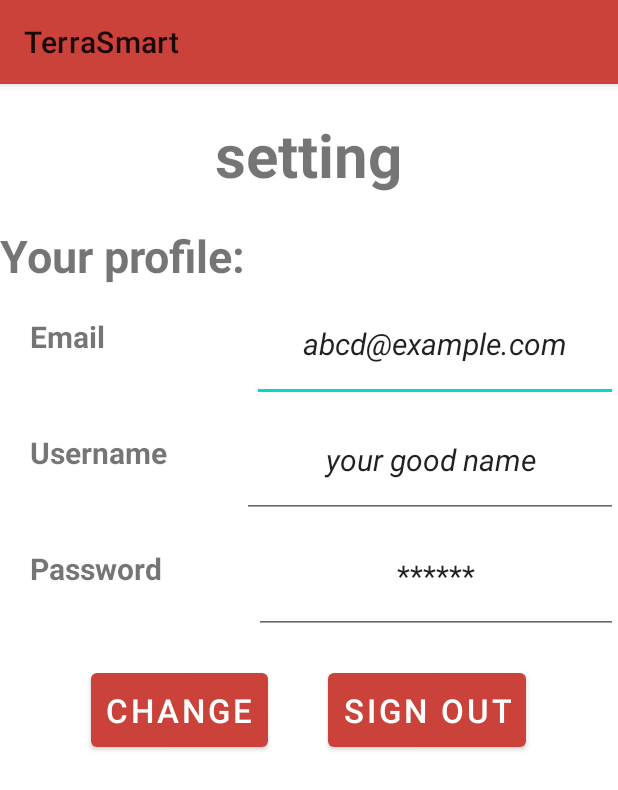
After one commit to alinusiacoban/SEP4-InteractiveMedia, an Android app: the SettingActivity screen opened directly, with no data from a screen before it, on a phone screen of 412 x 824 dp. The commit adds this screen. Shown: the top 790 px of the screen. Run offline under Robolectric (Android 15) with nearby library versions, the phone set to English and light mode, and no system bars.

Commit message:
some update

```diff
--- a/app/build.gradle
+++ b/app/build.gradle
@@ -50,6 +50,7 @@ dependencies {
     implementation 'androidx.lifecycle:lifecycle-viewmodel-ktx:2.4.0'
     implementation 'androidx.navigation:navigation-fragment:2.3.5'
     implementation 'androidx.navigation:navigation-ui:2.3.5'
+    implementation 'androidx.preference:preference:1.1.1'
     testImplementation 'junit:junit:4.+'
     androidTestImplementation 'androidx.test.ext:junit:1.1.3'
     androidTestImplementation 'androidx.test.espresso:espresso-core:3.4.0'
--- a/app/src/main/java/com/aliniacoban/fishingindenmark/terraiot/ui/co2/CO2Fragment.java
+++ b/app/src/main/java/com/aliniacoban/fishingindenmark/terraiot/ui/co2/CO2Fragment.java
@@ -19,12 +19,10 @@ import com.github.mikephil.charting.data.Entry;
 import com.github.mikephil.charting.data.LineData;
 import com.github.mikephil.charting.data.LineDataSet;
 import com.github.mikephil.charting.interfaces.datasets.ILineDataSet;
-import com.github.mikephil.charting.listener.OnChartGestureListener;
-import com.github.mikephil.charting.listener.OnChartValueSelectedListener;
 
 import java.util.ArrayList;
 
-public class CO2Fragment extends Fragment  {
+public class CO2Fragment extends Fragment {
 
     private CO2ViewModel co2ViewModel;
     private CO2FragmentBinding binding;
--- a/app/src/main/java/com/aliniacoban/fishingindenmark/terraiot/ui/co2/CO2ViewModel.java
+++ b/app/src/main/java/com/aliniacoban/fishingindenmark/terraiot/ui/co2/CO2ViewModel.java
@@ -4,12 +4,18 @@ import androidx.lifecycle.LiveData;
 import androidx.lifecycle.MutableLiveData;
 import androidx.lifecycle.ViewModel;
 
+import com.github.mikephil.charting.charts.LineChart;
+import com.github.mikephil.charting.listener.OnChartGestureListener;
+
 public class CO2ViewModel extends ViewModel {
+
     private MutableLiveData<String> mText;
+    private LineChart co2Chart;
 
     public CO2ViewModel() {
         mText = new MutableLiveData<>();
         mText.setValue("This is CO2 fragment");
+
     }
 
     public LiveData<String> getText() {
--- /dev/null
+++ b/app/src/main/java/com/aliniacoban/fishingindenmark/terraiot/ui/menu/CreateTerrarium.java
@@ -0,0 +1,19 @@
+package com.aliniacoban.fishingindenmark.terraiot.ui.menu;
+
+import android.os.Bundle;
+
+import androidx.appcompat.app.AppCompatActivity;
+import androidx.recyclerview.widget.RecyclerView;
+
+import com.aliniacoban.fishingindenmark.R;
+
+public class CreateTerrarium extends AppCompatActivity {
+    RecyclerView recyclerView;
+    @Override
+    protected void onCreate(Bundle savedInstanceState) {
+        super.onCreate(savedInstanceState);
+        setContentView(R.layout.fragment_createnewterrarium);
+
+    }
+
+}
--- a/app/src/main/java/com/aliniacoban/fishingindenmark/terraiot/ui/menu/MenuFragment.java
+++ b/app/src/main/java/com/aliniacoban/fishingindenmark/terraiot/ui/menu/MenuFragment.java
@@ -20,6 +20,8 @@ public class MenuFragment extends Fragment {
         private TextView t1,t2;
         private MenuViewModel menuViewModel;
         private @NonNull MenuFragmentBinding binding;
+        TextView profile;
+        TextView create;
 
         public View onCreateView(@NonNull LayoutInflater inflater,
                                  ViewGroup container, Bundle savedInstanceState) {
@@ -36,6 +38,9 @@ public class MenuFragment extends Fragment {
                     textView.setText(s);
                 }
             });
+
+
+
             t2=root.findViewById(R.id.viewTerrarium);
             t2.setOnClickListener(new View.OnClickListener() {
                 @Override
@@ -44,6 +49,29 @@ public class MenuFragment extends Fragment {
                     startActivity(intent);
                 }
             });
+
+
+            profile=(TextView) root.findViewById(R.id.profile);
+            profile.setOnClickListener(new View.OnClickListener() {
+                @Override
+                public void onClick(View v) {
+                    Intent intent= new Intent(getActivity(), SettingActivity.class);
+                    startActivity(intent);
+                    onDestroy();
+                }
+            });
+
+            create=(TextView) root.findViewById(R.id.creat_terrarium);
+            create.setOnClickListener(new View.OnClickListener() {
+                @Override
+                public void onClick(View v) {
+                    Intent intent= new Intent(getActivity(), CreateTerrarium.class);
+                    startActivity(intent);
+                    onDestroy();
+                }
+            });
+
+
             return root;
         }
 
--- /dev/null
+++ b/app/src/main/java/com/aliniacoban/fishingindenmark/terraiot/ui/menu/SettingActivity.java
@@ -0,0 +1,18 @@
+package com.aliniacoban.fishingindenmark.terraiot.ui.menu;
+
+import android.os.Bundle;
+
+import androidx.appcompat.app.AppCompatActivity;
+
+
+import com.aliniacoban.fishingindenmark.R;
+
+public class SettingActivity extends AppCompatActivity {
+    @Override
+    protected void onCreate(Bundle savedInstanceState) {
+        super.onCreate(savedInstanceState);
+        setContentView(R.layout.settings_activity);
+
+    }
+
+}
--- a/app/src/main/res/layout/menu_fragment.xml
+++ b/app/src/main/res/layout/menu_fragment.xml
@@ -37,6 +37,7 @@
         android:orientation="horizontal"
         >
         <TextView
+            android:id="@+id/creat_terrarium"
             android:layout_width="wrap_content"
             android:layout_height="match_parent"
             android:text="@string/create_new_terrarium"
@@ -74,6 +75,7 @@
         android:layout_height="wrap_content"
         android:orientation="horizontal">
         <TextView
+            android:id="@+id/profile"
             android:layout_width="wrap_content"
             android:layout_height="match_parent"
             android:text="@string/profile_settings"
--- /dev/null
+++ b/app/src/main/res/layout/settings_activity.xml
@@ -0,0 +1,165 @@
+<androidx.constraintlayout.widget.ConstraintLayout xmlns:android="http://schemas.android.com/apk/res/android"
+    xmlns:app="http://schemas.android.com/apk/res-auto"
+    xmlns:tools="http://schemas.android.com/tools"
+    android:layout_width="match_parent"
+    android:layout_height="match_parent"
+    android:orientation="horizontal">
+
+
+
+        <LinearLayout
+            android:layout_width="match_parent"
+            android:layout_height="match_parent"
+            android:layout_gravity="center"
+            android:orientation="vertical">
+
+            <TextView
+                android:id="@+id/setting_Title"
+                android:layout_width="wrap_content"
+                android:layout_height="wrap_content"
+                android:layout_gravity="center"
+                android:layout_margin="20dp"
+                android:text="setting"
+                android:textSize="40sp"
+                android:textStyle="bold">
+
+            </TextView>
+
+            <TextView
+                android:layout_width="match_parent"
+                android:layout_height="wrap_content"
+                android:gravity="left"
+                android:text="Your profile:"
+                android:textSize="30sp"
+                android:textStyle="bold">
+
+            </TextView>
+
+            <LinearLayout
+                android:layout_width="match_parent"
+                android:layout_height="wrap_content"
+                android:layout_gravity="center_vertical"
+                android:orientation="horizontal">
+
+                <TextView
+                    android:id="@+id/enter_email"
+                    android:layout_width="211dp"
+                    android:layout_height="match_parent"
+                    android:layout_gravity="center"
+                    android:layout_margin="20dp"
+                    android:layout_weight="1"
+                    android:text="@string/email"
+                    android:textSize="20sp"
+                    android:textStyle="bold">
+
+                </TextView>
+
+                <EditText
+                    android:id="@+id/email"
+                    android:layout_width="327dp"
+                    android:layout_height="match_parent"
+                    android:layout_weight="1"
+                    android:gravity="center"
+                    android:text="abcd@example.com"
+                    android:textSize="20sp"
+                    android:textStyle="italic" />
+
+            </LinearLayout>
+
+            <LinearLayout
+                android:layout_width="match_parent"
+                android:layout_height="wrap_content"
+                android:layout_gravity="center_vertical">
+
+                <TextView
+                    android:id="@+id/enter_username"
+                    android:layout_width="121dp"
+                    android:layout_height="match_parent"
+                    android:layout_gravity="center"
+                    android:layout_margin="20dp"
+                    android:text="@string/username"
+                    android:textSize="20sp"
+                    android:textStyle="bold">
+
+                </TextView>
+
+                <EditText
+                    android:id="@+id/username"
+                    android:layout_width="270dp"
+                    android:layout_height="match_parent"
+                    android:layout_weight="1"
+                    android:gravity="center"
+                    android:text="your good name"
+                    android:textSize="20sp"
+                    android:textStyle="italic" />
+
+            </LinearLayout>
+
+            <LinearLayout
+                android:layout_width="match_parent"
+                android:layout_height="wrap_content"
+                android:layout_gravity="center_vertical"
+                android:orientation="horizontal">
+
+                <TextView
+                    android:id="@+id/enter_password"
+                    android:layout_width="212dp"
+                    android:layout_height="match_parent"
+                    android:layout_gravity="center"
+                    android:layout_margin="20dp"
+                    android:layout_weight="1"
+                    android:text="@string/password"
+                    android:textSize="20sp"
+                    android:textStyle="bold">
+
+                </TextView>
+
+                <EditText
+                    android:id="@+id/password"
+                    android:layout_width="326dp"
+                    android:layout_height="match_parent"
+                    android:layout_weight="1"
+                    android:gravity="center"
+                    android:text="******"
+                    android:textSize="20sp" />
+
+            </LinearLayout>
+
+            <LinearLayout
+                android:layout_width="wrap_content"
+                android:layout_height="wrap_content"
+                android:layout_gravity="center"
+                android:orientation="horizontal">
+
+
+                <Button
+                    android:id="@+id/sign_outButton"
+                    android:layout_width="match_parent"
+                    android:layout_height="wrap_content"
+                    android:layout_gravity="center"
+                    android:layout_margin="20dp"
+                    android:padding="10dp"
+                    android:text="change"
+                    android:textSize="22sp">
+
+                </Button>
+
+                <Button
+                    android:id="@+id/change_Button"
+                    android:layout_width="match_parent"
+                    android:layout_height="wrap_content"
+                    android:layout_gravity="center"
+                    android:layout_margin="20dp"
+                    android:padding="10dp"
+                    android:text="sign out"
+                    android:textSize="22sp">
+
+                </Button>
+
+            </LinearLayout>
+
+
+        </LinearLayout>
+
+
+</androidx.constraintlayout.widget.ConstraintLayout>
--- /dev/null
+++ b/app/src/main/res/values/arrays.xml
@@ -0,0 +1,12 @@
+<resources>
+    <!-- Reply Preference -->
+    <string-array name="reply_entries">
+        <item>Reply</item>
+        <item>Reply to all</item>
+    </string-array>
+
+    <string-array name="reply_values">
+        <item>reply</item>
+        <item>reply_all</item>
+    </string-array>
+</resources>
```
Also changed, not shown: app/src/main/AndroidManifest.xml (+11 -9 lines).
